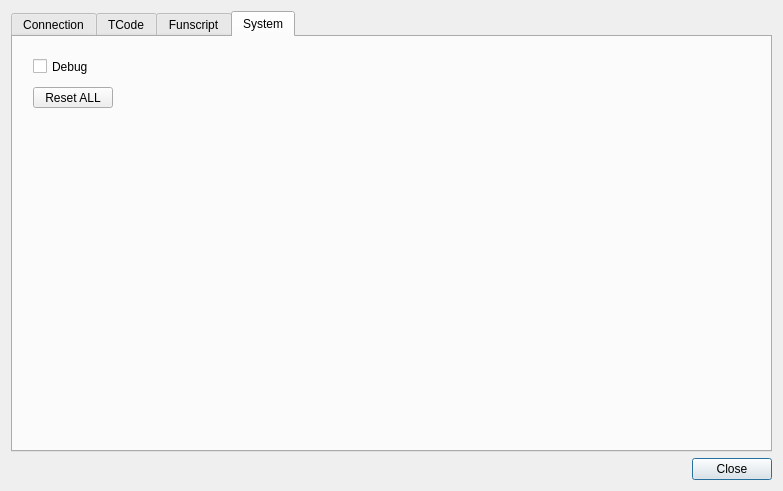
The window that src/settings.ui (jcfain/XTPlayer) describes before a commit, drawn with Qt 5.
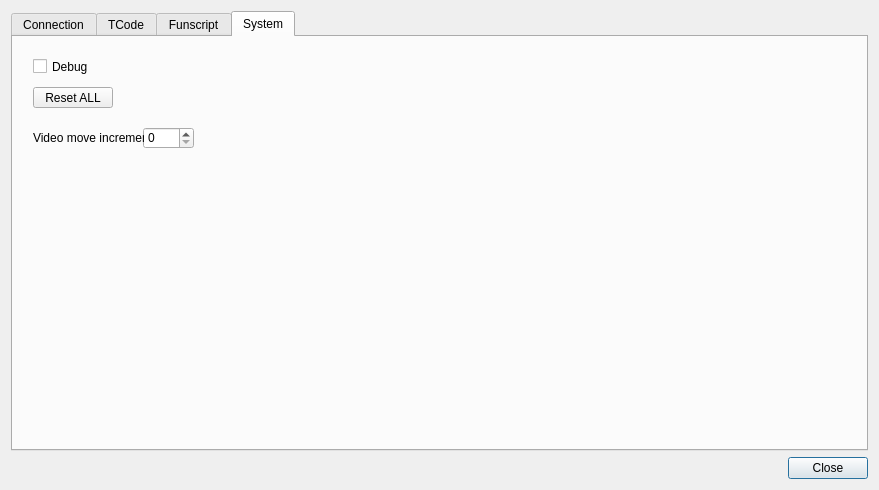
The same window after the commit. The open tabs and pages were chosen to show the change. Icons and pictures are not drawn.

```diff
--- a/src/settings.ui
+++ b/src/settings.ui
@@ -6,8 +6,8 @@
    <rect>
     <x>0</x>
     <y>0</y>
-    <width>783</width>
-    <height>491</height>
+    <width>879</width>
+    <height>490</height>
    </rect>
   </property>
   <property name="windowTitle">
@@ -381,6 +381,35 @@
         <string>Reset ALL</string>
        </property>
       </widget>
+      <widget class="QSpinBox" name="videoIncrementSpinBox">
+       <property name="geometry">
+        <rect>
+         <x>130</x>
+         <y>90</y>
+         <width>51</width>
+         <height>22</height>
+        </rect>
+       </property>
+       <property name="toolTip">
+        <string>This sets the value the video will either skip forward or back via shortcuts.</string>
+       </property>
+      </widget>
+      <widget class="QLabel" name="label_2">
+       <property name="geometry">
+        <rect>
+         <x>20</x>
+         <y>90</y>
+         <width>111</width>
+         <height>21</height>
+        </rect>
+       </property>
+       <property name="toolTip">
+        <string>This sets the value the video will either skip forward or back via shortcuts.</string>
+       </property>
+       <property name="text">
+        <string>Video move increment</string>
+       </property>
+      </widget>
      </widget>
     </widget>
    </item>
```
